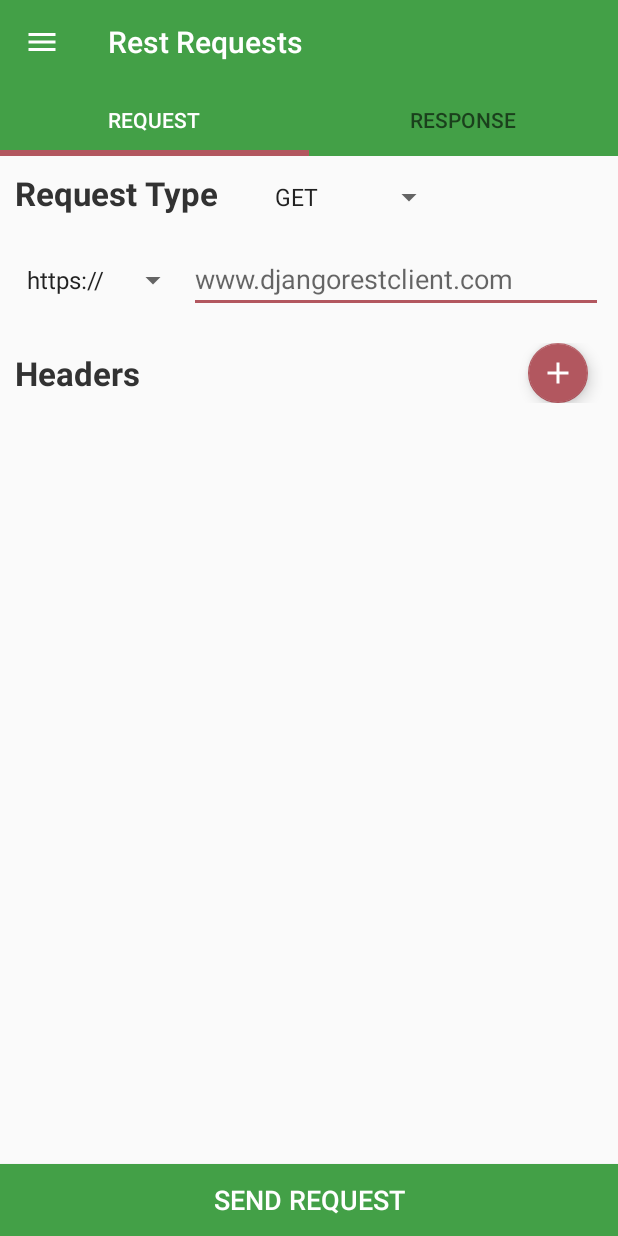
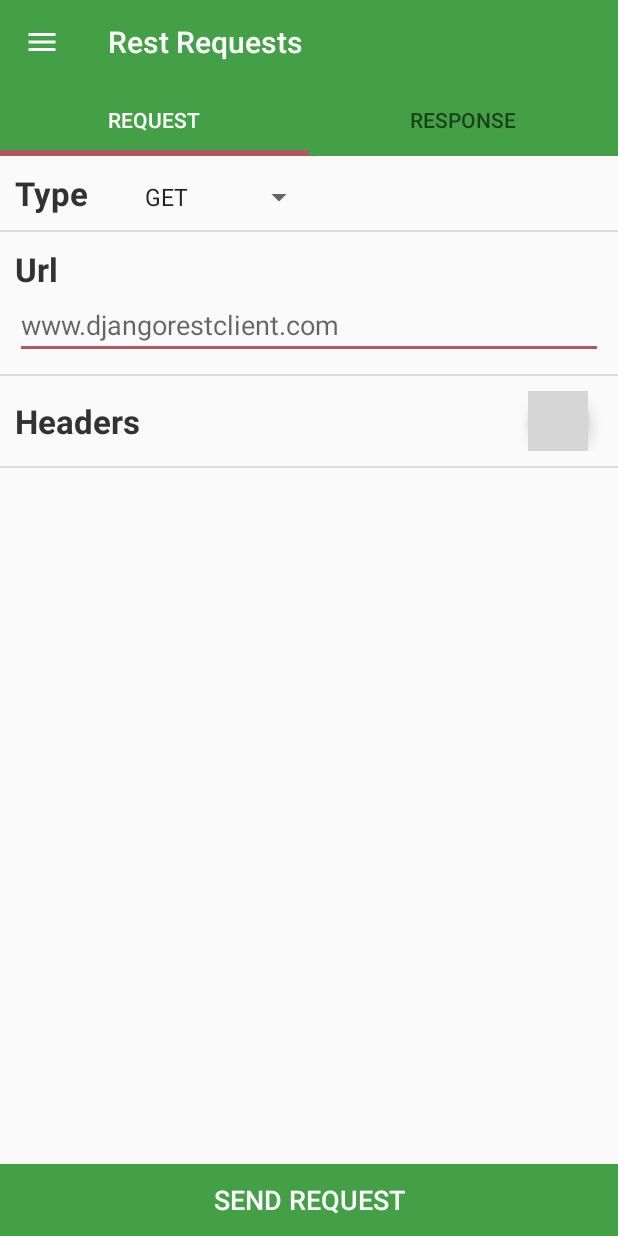
Before and after one commit to tarunsingh070/DjangoRestClient, an Android app: the screen it shows after launch (HomeActivity), after a tap on "SEND REQUEST", on a phone screen of 412 x 824 dp. Run offline under Robolectric (Android 15) with nearby library versions, the phone set to English and light mode, and no system bars; grey boxes are pictures that could not be loaded.

Commit message:
Made some changes in the RestClient class and removed actionbar elevation.
 1) Made some UI changes on RequestFragment such as removed the http/https spinner etc.
 2) Added Copy button on Response screen to copy body text.

```diff
--- a/app/src/main/java/tarun/djangorestclient/com/djangorestclient/activity/HomeActivity.java
+++ b/app/src/main/java/tarun/djangorestclient/com/djangorestclient/activity/HomeActivity.java
@@ -28,6 +28,7 @@
 
     private static final String TAG = HomeActivity.class.getSimpleName();
 
+    private int selectedNavMenuItemId;
     private DrawerLayout mDrawerLayout;
     private NavigationView navigationView;
 
@@ -57,37 +58,7 @@
      * Setup all initialized views.
      */
     private void setupViews() {
-        setupDrawerLayout();
         setupNavigationView();
-    }
-
-    /**
-     * Define all actions related to drawer layout here.
-     */
-    private void setupDrawerLayout() {
-        mDrawerLayout.addDrawerListener(
-                new DrawerLayout.DrawerListener() {
-                    @Override
-                    public void onDrawerSlide(View drawerView, float slideOffset) {
-                        // Respond when the drawer's position changes
-                    }
-
-                    @Override
-                    public void onDrawerOpened(View drawerView) {
-                        // Respond when the drawer is opened
-                    }
-
-                    @Override
-                    public void onDrawerClosed(View drawerView) {
-                        // Respond when the drawer is closed
-                    }
-
-                    @Override
-                    public void onDrawerStateChanged(int newState) {
-                        // Respond when the drawer motion state changes
-                    }
-                }
-        );
     }
 
     /**
@@ -98,11 +69,21 @@
                 new NavigationView.OnNavigationItemSelectedListener() {
                     @Override
                     public boolean onNavigationItemSelected(MenuItem menuItem) {
+
+                        // close drawer when item is tapped
+                        mDrawerLayout.closeDrawers();
+
+                        // Simply return if selected menu item was already selected.
+                        if (menuItem.getItemId() == selectedNavMenuItemId) {
+                            return true;
+                        }
+
+                        // store the selected menuItemId.
+                        selectedNavMenuItemId = menuItem.getItemId();
+
                         // set item as selected to persist highlight
                         menuItem.setChecked(true);
                         HomeActivity.this.setTitle(menuItem.getTitle());
-                        // close drawer when item is tapped
-                        mDrawerLayout.closeDrawers();
 
                         // Swap the fragments to update the UI based on the item selected.
 
--- a/app/src/main/java/tarun/djangorestclient/com/djangorestclient/fragment/RequestFragment.java
+++ b/app/src/main/java/tarun/djangorestclient/com/djangorestclient/fragment/RequestFragment.java
@@ -19,6 +19,7 @@
 import android.view.MotionEvent;
 import android.view.View;
 import android.view.ViewGroup;
+import android.webkit.URLUtil;
 import android.widget.AdapterView;
 import android.widget.ArrayAdapter;
 import android.widget.Button;
@@ -63,7 +64,6 @@
     private LinearLayout layoutRequestBody;
     private FloatingActionButton addHeaderFab;
     private Spinner requestTypesSpinner;
-    private Spinner protocolTypesSpinner;
     private RecyclerView headersRecyclerView;
     private HeadersRecyclerViewAdapter headersRecyclerViewAdapter;
     private Button sendButton;
@@ -107,7 +107,6 @@
         headersRecyclerView = rootView.findViewById(R.id.rv_headers);
         addHeaderFab = rootView.findViewById(R.id.fab_addHeader);
         requestTypesSpinner = rootView.findViewById(R.id.spinner_request_types);
-        protocolTypesSpinner = rootView.findViewById(R.id.spinner_protocol_types);
         sendButton = rootView.findViewById(R.id.button_send);
 
         headersRecyclerViewAdapter = new HeadersRecyclerViewAdapter(this, request.getHeaders());
@@ -178,9 +177,11 @@
             @Override
             public void onClick(View v) {
 
-                // Verify that the input url is not empty and internet connectivity is available before proceeding.
-                if (TextUtils.isEmpty(etInputUrl.getText())) {
-                    MiscUtil.displayShortToast(getContext(), R.string.input_fields_empty_msg);
+                // Verify that the input url is a non-empty valid http or https url and
+                // internet connectivity is available before proceeding.
+                String url = etInputUrl.getText().toString();
+                if (!(URLUtil.isHttpUrl(url) && url.length() > 7) && !(URLUtil.isHttpsUrl(url) && url.length() > 8)) {
+                    MiscUtil.displayShortToast(getContext(), R.string.invalid_url_msg);
                     return;
                 } else if (!HttpUtil.isNetworkAvailable(getContext())) {
                     MiscUtil.displayShortToast(getContext(), R.string.no_connection_msg);
@@ -219,9 +220,7 @@
     }
 
     private Request prepareRequestObject() {
-        String protocolType = (String) protocolTypesSpinner.getSelectedItem();
-        String url = protocolType + etInputUrl.getText().toString();
-        request.setUrl(url);
+        request.setUrl(etInputUrl.getText().toString());
 
         String requestTypeString = (String) requestTypesSpinner.getSelectedItem();
         RequestType requestType = getRequestType(requestTypeString);
--- a/app/src/main/res/drawable/ic_add_black.xml
+++ b/app/src/main/res/drawable/ic_content_copy_white.xml
@@ -4,6 +4,6 @@
         android:viewportWidth="24.0"
         android:viewportHeight="24.0">
     <path
-        android:fillColor="#FF000000"
-        android:pathData="M19,13h-6v6h-2v-6H5v-2h6V5h2v6h6v2z"/>
+        android:fillColor="#FFFFFFFF"
+        android:pathData="M16,1L4,1c-1.1,0 -2,0.9 -2,2v14h2L4,3h12L16,1zM19,5L8,5c-1.1,0 -2,0.9 -2,2v14c0,1.1 0.9,2 2,2h11c1.1,0 2,-0.9 2,-2L21,7c0,-1.1 -0.9,-2 -2,-2zM19,21L8,21L8,7h11v14z"/>
 </vector>
--- a/app/src/main/res/layout/fragment_request.xml
+++ b/app/src/main/res/layout/fragment_request.xml
@@ -5,10 +5,9 @@
     android:fillViewport="true"
     android:scrollbars="vertical">
 
-<LinearLayout
+    <LinearLayout xmlns:app="http://schemas.android.com/apk/res-auto"
         android:layout_width="match_parent"
         android:layout_height="match_parent"
-    xmlns:app="http://schemas.android.com/apk/res-auto"
         android:orientation="vertical"
         tools:context="tarun.djangorestclient.com.djangorestclient.fragment.RequestFragment">
 
@@ -34,28 +33,32 @@
 
         </LinearLayout>
 
+        <View style="@style/Divider" />
+
         <LinearLayout
             android:layout_width="match_parent"
             android:layout_height="wrap_content"
             android:layout_margin="10dp"
-        android:orientation="horizontal">
+            android:orientation="vertical">
 
-        <Spinner
-            android:id="@+id/spinner_protocol_types"
+            <TextView
+                style="@style/ScreenLabelsStyle.RequestScreenLabelsStyle"
                 android:layout_width="wrap_content"
                 android:layout_height="wrap_content"
-            android:entries="@array/protocolTypes" />
+                android:labelFor="@+id/spinner_request_types"
+                android:text="Url" />
 
             <EditText
                 android:id="@+id/et_input_url"
-            android:layout_width="0dp"
+                android:layout_width="match_parent"
                 android:layout_height="wrap_content"
-            android:layout_weight="1"
-            android:inputType="textUri"
+                android:hint="@string/hint_input_url"
                 android:imeOptions="actionDone"
-            android:hint="@string/hint_input_url"/>
+                android:inputType="textUri" />
 
         </LinearLayout>
+
+        <View style="@style/Divider" />
 
         <LinearLayout
             android:id="@+id/layout_headers_list"
@@ -82,18 +85,19 @@
                     android:layout_width="wrap_content"
                     android:layout_height="wrap_content"
                     android:layout_marginEnd="10dp"
-                app:fabSize="mini"
-                android:tint="@android:color/white"
-                android:src="@drawable/ic_add_black" />
+                    android:src="@drawable/ic_add_black"
+                    app:fabSize="mini" />
 
             </LinearLayout>
 
             <android.support.v7.widget.RecyclerView
                 android:id="@+id/rv_headers"
                 android:layout_width="match_parent"
-            android:layout_height="wrap_content"/>
+                android:layout_height="wrap_content" />
 
         </LinearLayout>
+
+        <View style="@style/Divider" />
 
         <LinearLayout
             android:id="@+id/layout_request_body"
--- a/app/src/main/res/values/strings.xml
+++ b/app/src/main/res/values/strings.xml
@@ -18,7 +18,7 @@
     <string name="hint_input_url">www.djangorestclient.com</string>
     <string name="hint_request_body">Raw request body text goes here</string>
     <string name="body">Body</string>
-    <string name="request_type">Request Type</string>
+    <string name="request_type">Type</string>
     <string name="send">Send Request</string>
     <string name="sending">Sending…</string>
 
@@ -35,6 +35,8 @@
     <string name="value">Value</string>
 
     <!--Response Screen Strings-->
+    <string name="fab_copy_empty">Nothing to copy.</string>
+    <string name="fab_copy_success">Response body copied to clipboard.</string>
     <string name="request_url">Request URL</string>
     <string name="response_body_label">Response Body</string>
     <string name="response_code_label">Response Code\n</string>
@@ -46,6 +48,7 @@
     <!-- Miscellaneous strings -->
     <string name="basic">Basic</string>
     <string name="input_fields_empty_msg">Input fields cannot be empty.</string>
+    <string name="invalid_url_msg">Invalid Input Url.</string>
     <string name="rate_me">Rate Me!</string>
     <string name="request">Request</string>
     <string name="space_separated_strings">%1$s %2$s</string>
```
Also changed, not shown: app/src/main/java/tarun/djangorestclient/com/djangorestclient/fragment/ResponseFragment.java (+29 -0 lines), app/src/main/res/layout/fragment_response.xml (+17 -0 lines). Lines whose indentation alone changed are shown as unchanged.
